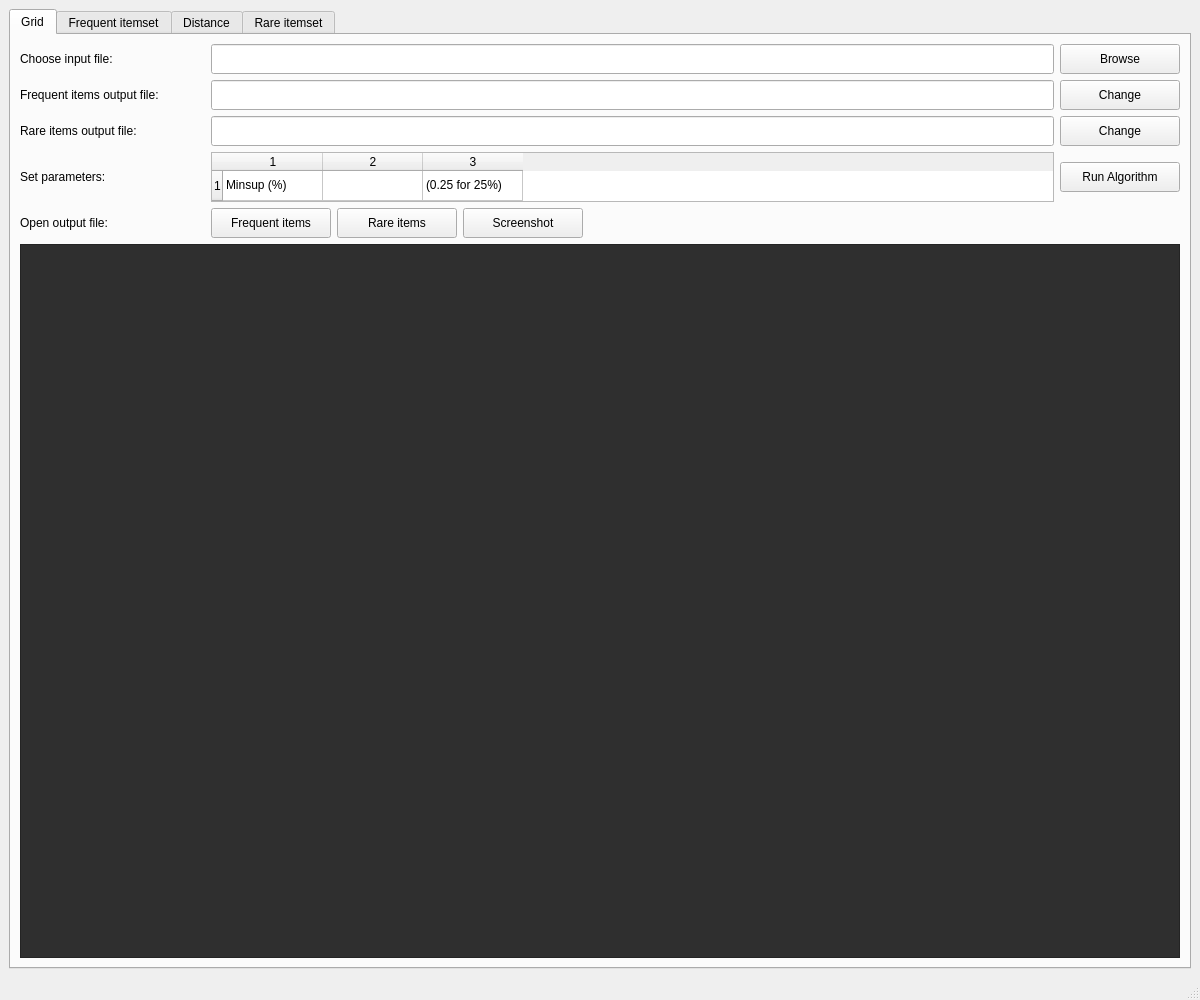
This is AssociationRules/mainwindow.ui in fjovanovic/Association-Rules as Qt 5 draws it before an edit. The edited form follows.
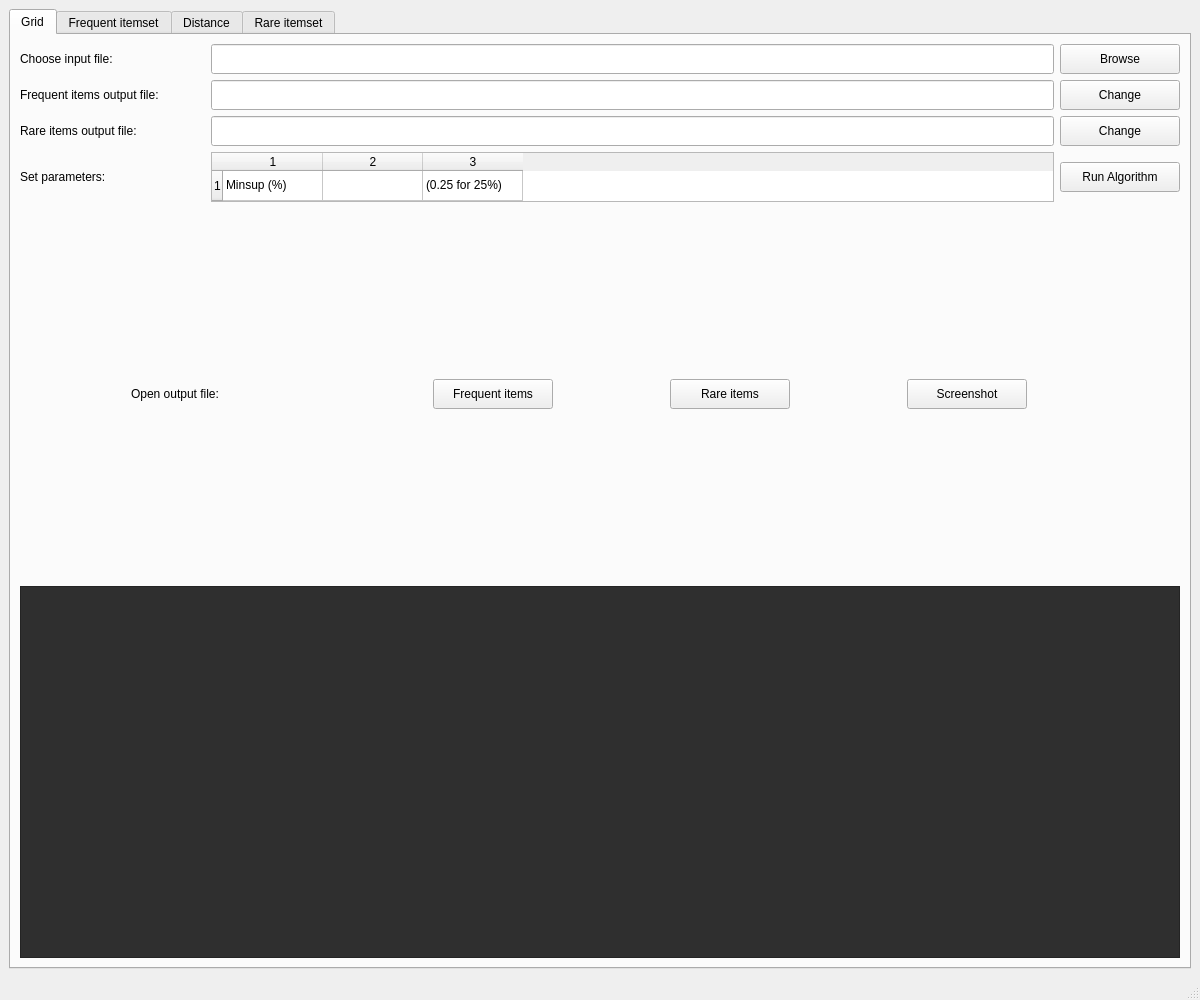
This is the edited form.

Commit message: Modified font style and size for grid tab

Patch:
```diff
--- a/AssociationRules/mainwindow.ui
+++ b/AssociationRules/mainwindow.ui
@@ -359,6 +359,9 @@
               <height>30</height>
              </size>
             </property>
+            <property name="styleSheet">
+             <string notr="true">font: 9pt &quot;Serif&quot;;</string>
+            </property>
             <property name="text">
              <string>Open output file:</string>
             </property>
@@ -384,6 +387,9 @@
               <height>30</height>
              </size>
             </property>
+            <property name="styleSheet">
+             <string notr="true">font: 9pt &quot;Serif&quot;;</string>
+            </property>
             <property name="text">
              <string>Frequent items</string>
             </property>
@@ -409,6 +415,9 @@
               <height>30</height>
              </size>
             </property>
+            <property name="styleSheet">
+             <string notr="true">font: 9pt &quot;Serif&quot;;</string>
+            </property>
             <property name="text">
              <string>Rare items</string>
             </property>
@@ -428,6 +437,9 @@
               <height>30</height>
              </size>
             </property>
+            <property name="styleSheet">
+             <string notr="true">font: 9pt &quot;Serif&quot;;</string>
+            </property>
             <property name="text">
              <string>Screenshot</string>
             </property>
@@ -435,9 +447,6 @@
           </item>
           <item>
            <spacer name="gridHorizontalSpacer02">
-            <property name="orientation">
-             <enum>Qt::Orientation::Horizontal</enum>
-            </property>
             <property name="sizeHint" stdset="0">
              <size>
               <width>40</width>
```
Left out of the diff: 40 changed lines with no effect on the pictures. The commit also changes 1 other file.
